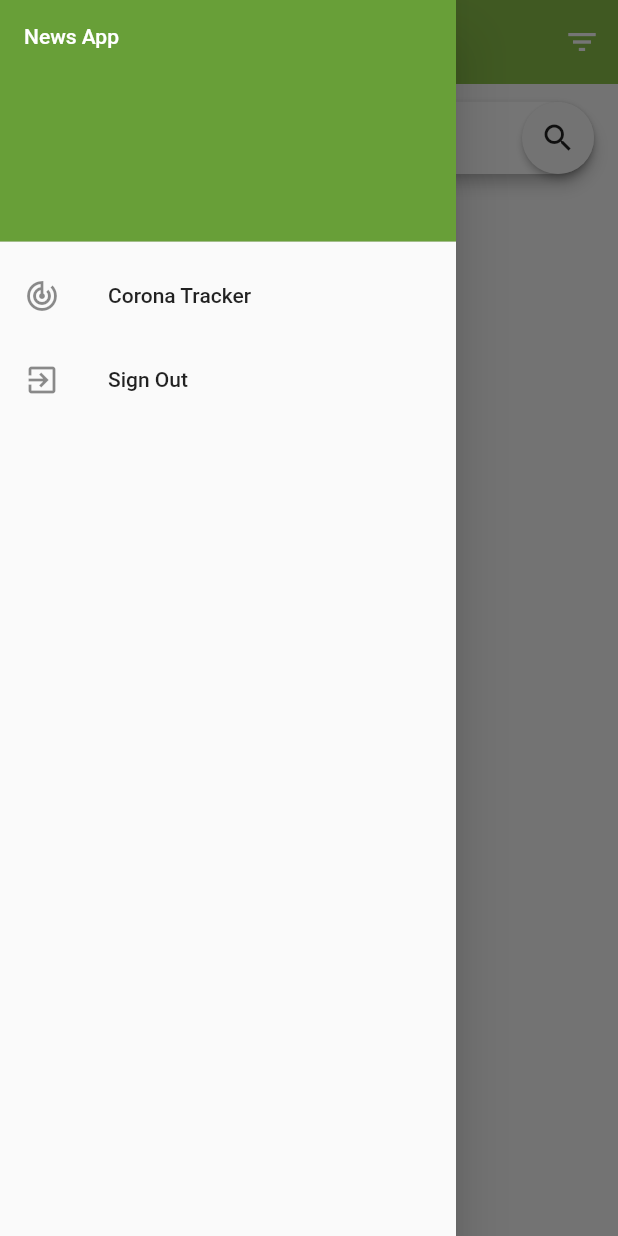
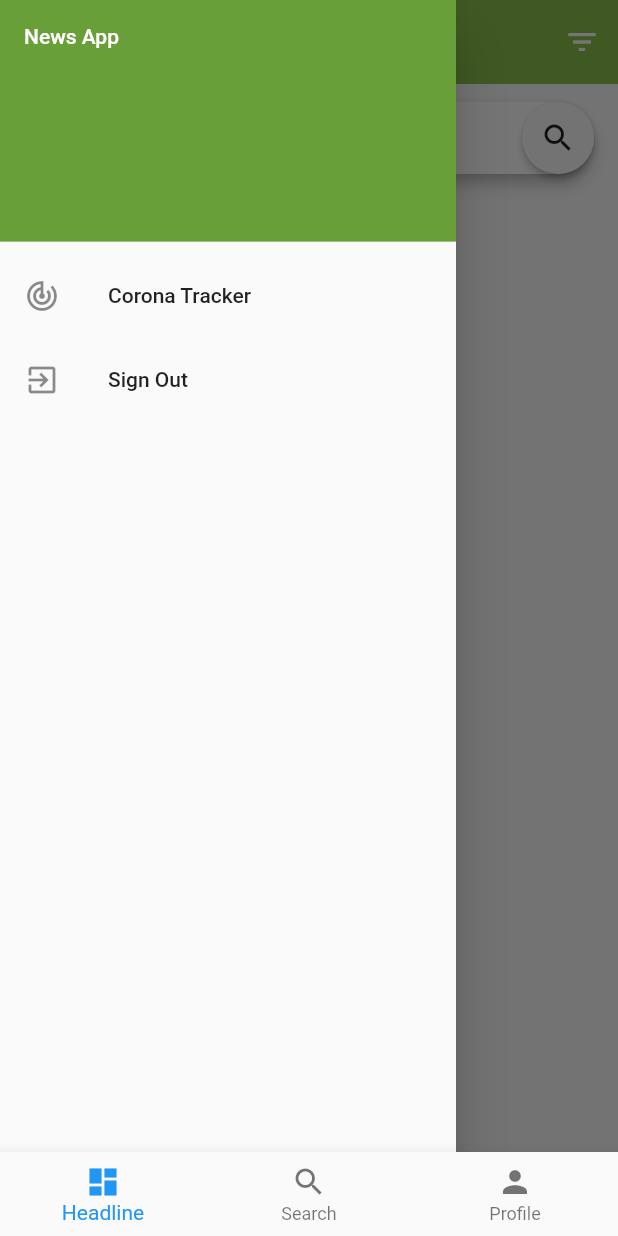
Before and after one commit to RafatMeraz/news_app, a Flutter app: the screen it shows once a user with an empty profile is signed in, with the side drawer open, on a phone screen of 412 x 824 dp. Run offline on Flutter 3.47's test engine with Material 2 defaults, Android fonts, the phone set to English and light mode, and no system bars; our stand-ins replace bot_toast, cloud_firestore, firebase_auth, flutter_bloc, toast; missing offline and left inert: flutter_webview_plugin; accounts and stored records are empty; network calls fail.

Commit message:
bottom navigation added to app

```diff
--- a/lib/src/services/firebase_services/auth_services.dart
+++ b/lib/src/services/firebase_services/auth_services.dart
@@ -1,6 +1,7 @@
 import 'package:cloud_firestore/cloud_firestore.dart';
 import 'package:firebase_auth/firebase_auth.dart';
 import 'package:flutter/material.dart';
+import 'package:news_app/src/view/ui/bottom_navigation.dart';
 import 'package:news_app/src/view/ui/home.dart';
 import 'package:news_app/src/view/ui/signin.dart';
 
@@ -20,7 +21,7 @@ class FirebaseAuthService {
         stream: FirebaseAuth.instance.onAuthStateChanged,
         builder: (BuildContext context, snapshot) {
           if (snapshot.hasData) {
-            return Home();
+            return BottomNavHome();
           } else {
             return SignIn();
           }
--- /dev/null
+++ b/lib/src/view/ui/bottom_navigation.dart
@@ -0,0 +1,48 @@
+import 'package:flutter/material.dart';
+import 'package:news_app/src/view/ui/home.dart';
+import 'package:news_app/src/view/ui/profile.dart';
+import 'package:news_app/src/view/ui/search.dart';
+
+class BottomNavHome extends StatefulWidget {
+  @override
+  _BottomNavHomeState createState() => _BottomNavHomeState();
+}
+
+class _BottomNavHomeState extends State<BottomNavHome> {
+
+  var screens = [
+    Home(),
+    Search(),
+    Profile()
+  ];
+  int selectedIndex = 0;
+
+  @override
+  Widget build(BuildContext context) {
+    return Scaffold(
+      bottomNavigationBar: BottomNavigationBar(
+        currentIndex: selectedIndex,
+        onTap: (index){
+          setState(() {
+            selectedIndex = index;
+          });
+        },
+        items: [
+          BottomNavigationBarItem(
+            icon: Icon(Icons.dashboard),
+            title: Text('Headline'),
+          ),
+          BottomNavigationBarItem(
+            icon: Icon(Icons.search),
+            title: Text('Search'),
+          ),
+          BottomNavigationBarItem(
+            icon: Icon(Icons.person),
+            title: Text('Profile'),
+          ),
+        ],
+      ),
+      body: screens[selectedIndex],
+    );
+  }
+}
--- /dev/null
+++ b/lib/src/view/ui/profile.dart
@@ -0,0 +1,17 @@
+import 'package:flutter/material.dart';
+
+class Profile extends StatefulWidget {
+  @override
+  _ProfileState createState() => _ProfileState();
+}
+
+class _ProfileState extends State<Profile> {
+  @override
+  Widget build(BuildContext context) {
+    return Scaffold(
+      body: Center(
+        child: Text("Profile"),
+      ),
+    );
+  }
+}
```
Also changed, not shown: lib/src/view/ui/home.dart (+0 -62 lines), lib/src/view/ui/search.dart (added, +112 -0 lines), lib/src/view/utils/constants.dart (+64 -0 lines).
